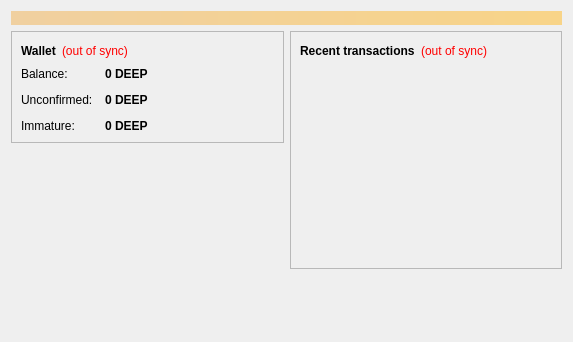
Before: the Qt Designer form src/qt/forms/overviewpage.ui in deepfuturevc/deepfuture, drawn with Qt 5.
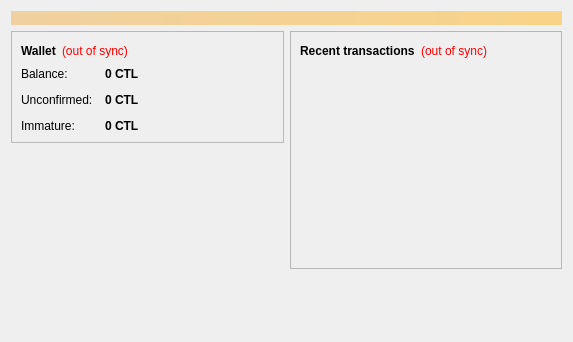
After: the same form once the commit is applied. Icons and pictures are not drawn.

```diff
--- a/src/qt/forms/overviewpage.ui
+++ b/src/qt/forms/overviewpage.ui
@@ -122,7 +122,7 @@
                <string>Your current balance</string>
               </property>
               <property name="text">
-               <string notr="true">0 DEEP</string>
+               <string notr="true">0 CTL</string>
               </property>
               <property name="textInteractionFlags">
                <set>Qt::LinksAccessibleByMouse|Qt::TextSelectableByKeyboard|Qt::TextSelectableByMouse</set>
@@ -151,7 +151,7 @@
                <string>Total of transactions that have yet to be confirmed, and do not yet count toward the current balance</string>
               </property>
               <property name="text">
-               <string notr="true">0 DEEP</string>
+               <string notr="true">0 CTL</string>
               </property>
               <property name="textInteractionFlags">
                <set>Qt::LinksAccessibleByMouse|Qt::TextSelectableByKeyboard|Qt::TextSelectableByMouse</set>
@@ -177,7 +177,7 @@
                <string>Mined balance that has not yet matured</string>
               </property>
               <property name="text">
-               <string notr="true">0 DEEP</string>
+               <string notr="true">0 CTL</string>
               </property>
               <property name="textInteractionFlags">
                <set>Qt::LinksAccessibleByMouse|Qt::TextSelectableByKeyboard|Qt::TextSelectableByMouse</set>
```
Left out of the diff: 4 changed lines with no effect on the pictures.
